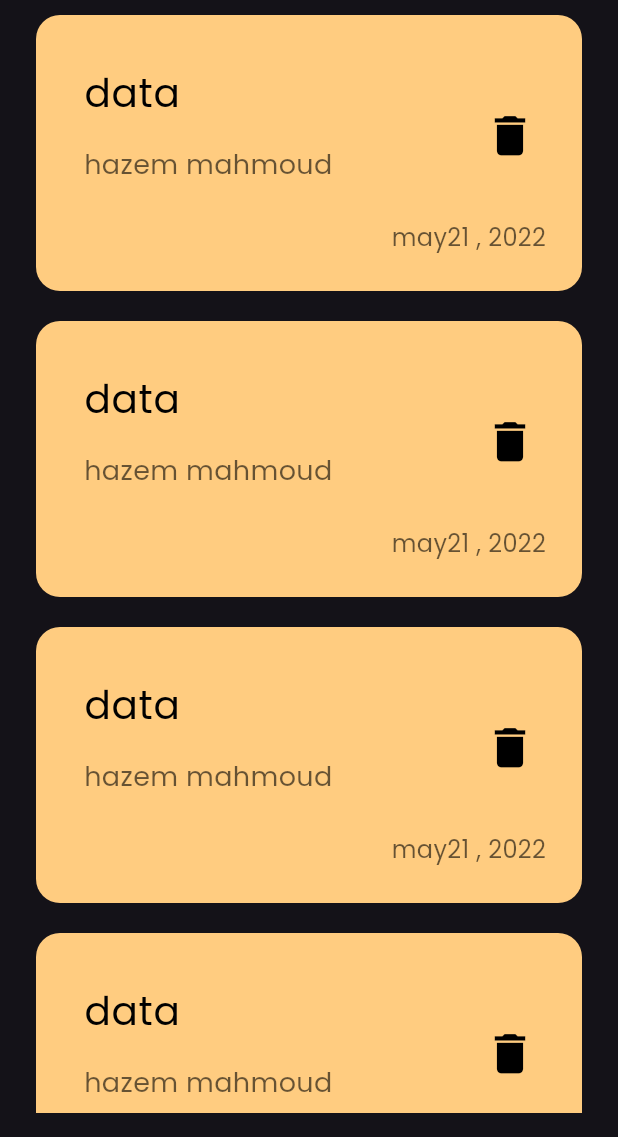
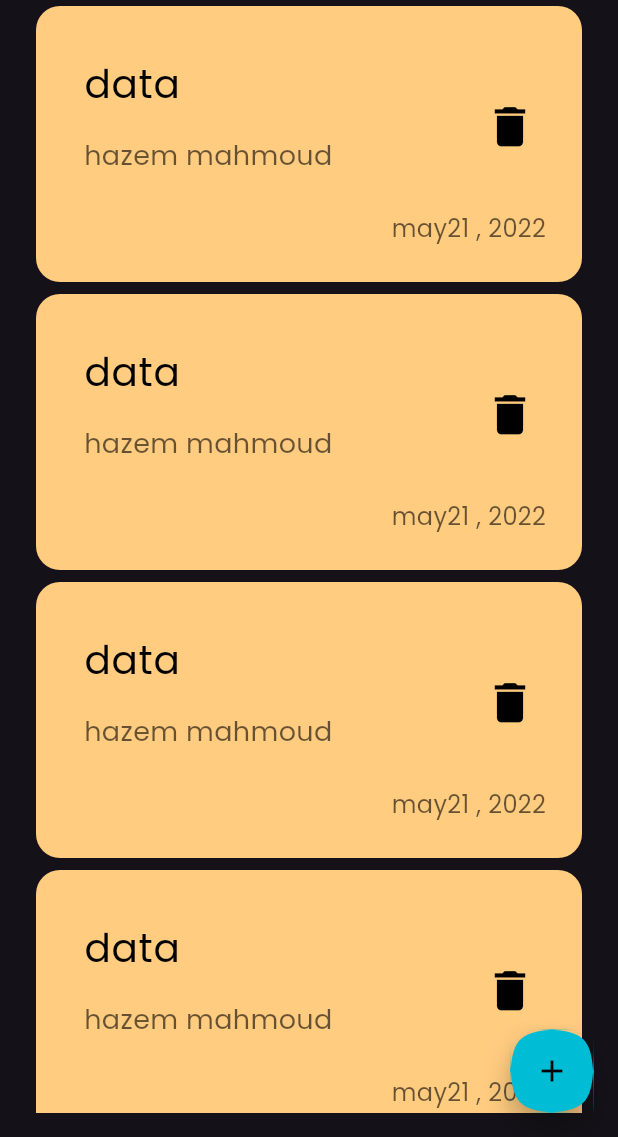
Before and after one commit to cshazem1/notes_app, a Flutter app: the screen it shows after launch, on a phone screen of 412 x 824 dp, the part 99-1236 px from its top. Run offline on Flutter 3.47's test engine with Material 3 defaults, Android fonts, the phone set to English and light mode, and no system bars.

Commit message:
add floating action button

```diff
--- a/lib/views/notes_view.dart
+++ b/lib/views/notes_view.dart
@@ -7,12 +7,19 @@ class NotesView extends StatelessWidget {
 
   @override
   Widget build(BuildContext context) {
-    return
-     const Scaffold(
-        body:
-        NotesViewBody(),
+    return Scaffold(
+      floatingActionButton: FloatingActionButton(
+        onPressed: () {},
+        backgroundColor: Colors.cyan,
+        foregroundColor: Colors.black,
+        tooltip: "add",
+        splashColor: Colors.orange,
 
+        shape: ContinuousRectangleBorder(borderRadius: BorderRadius.circular(100)),
+        child: const Icon(Icons.add),
 
+      ),
+      body: const NotesViewBody(),
     );
   }
 }
--- a/lib/widgets/note_item.dart
+++ b/lib/widgets/note_item.dart
@@ -7,7 +7,7 @@ class NoteItem extends StatelessWidget {
   Widget build(BuildContext context) {
     return Container(
       padding: const EdgeInsets.only(top: 24,bottom: 24,left: 16),
-      margin:const EdgeInsets.symmetric(vertical: 10) ,
+      margin:const EdgeInsets.symmetric(vertical: 4) ,
       decoration: BoxDecoration(
           color: const Color(0xffFFCC80), borderRadius: BorderRadius.circular(16)),
       child: Column(
```
